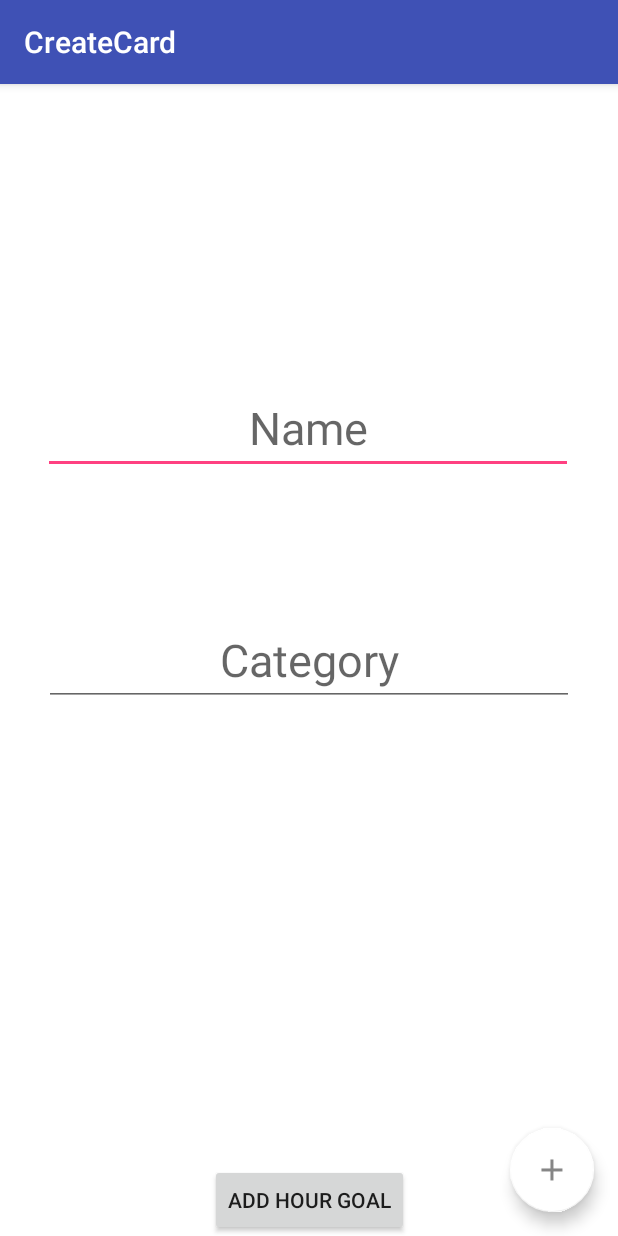
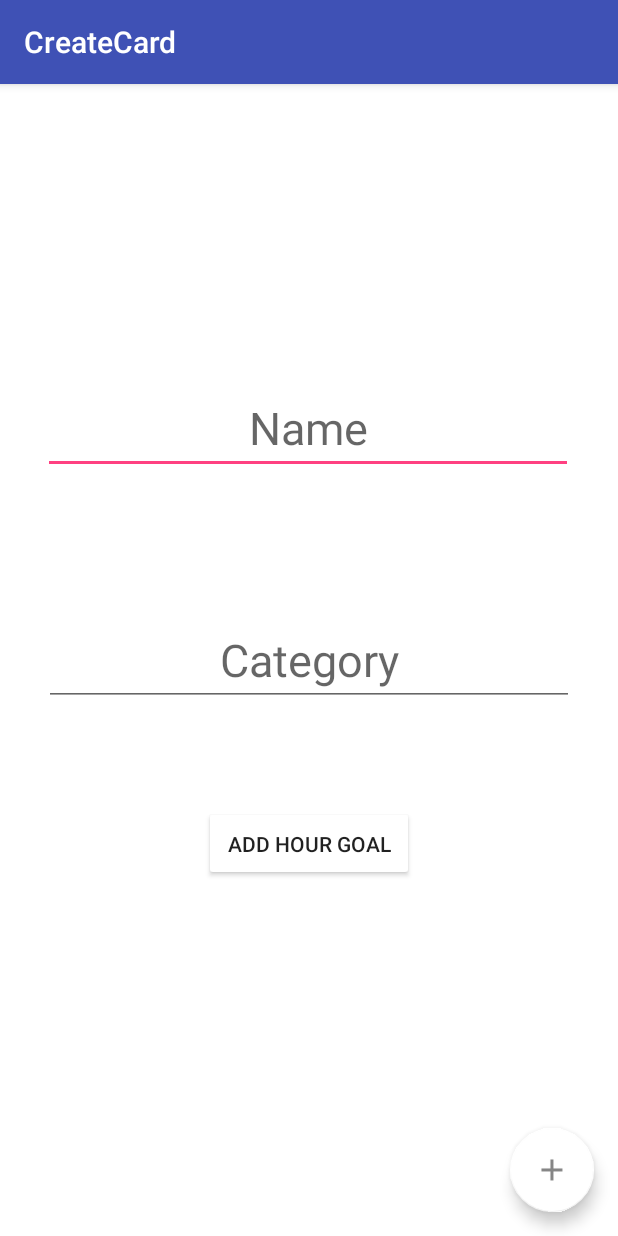
Before and after one commit to EthanJWright/PunchCard, an Android app: the CreateCard screen opened directly, with no data from a screen before it, on a phone screen of 412 x 824 dp. Run offline under Robolectric (Android 15) with nearby library versions, the phone set to English and light mode, and no system bars.

Commit message:
Changed design of add hour goal button

```diff
--- a/JavaPunchCard/app/src/main/res/layout/activity_create_card.xml
+++ b/JavaPunchCard/app/src/main/res/layout/activity_create_card.xml
@@ -31,15 +31,6 @@
         android:layout_gravity="bottom|end"
         android:layout_margin="@dimen/fab_margin" />
 
-    <Button
-        android:id="@+id/set_goal"
-        android:layout_width="wrap_content"
-        android:layout_height="wrap_content"
-        android:layout_gravity="top|center_horizontal"
-        android:text="Add Hour Goal"
-        app:layout_anchor="@+id/include4"
-        app:layout_anchorGravity="bottom|center_horizontal" />
-
     <TextView
         android:id="@+id/goal_text_create"
         android:textSize="30dp"
@@ -49,4 +40,26 @@
         app:layout_anchor="@+id/include4"
         app:layout_anchorGravity="top|center_horizontal" />
 
+    <android.support.constraint.ConstraintLayout
+        android:layout_width="match_parent"
+        android:layout_height="match_parent">
+
+    <Button style="@style/Widget.AppCompat.Button"
+        android:id="@+id/set_goal"
+        android:backgroundTint="@color/light_interface"
+        android:text="Add Hour Goal"
+        android:layout_width="140dp"
+        android:layout_height="50dp"
+        android:layout_marginLeft="8dp"
+        app:layout_constraintLeft_toLeftOf="parent"
+        android:layout_marginRight="8dp"
+        app:layout_constraintRight_toRightOf="parent"
+        app:layout_constraintBottom_toBottomOf="parent"
+        android:layout_marginBottom="8dp"
+        app:layout_constraintTop_toTopOf="parent"
+        android:layout_marginTop="8dp"
+        app:layout_constraintVertical_bias="0.698" />
+
+    </android.support.constraint.ConstraintLayout>
+
 </android.support.design.widget.CoordinatorLayout>
```
